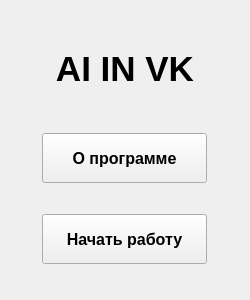
Above: form.ui from edfefegeger/AI_IN_VK before the change. Below: the same form after it.
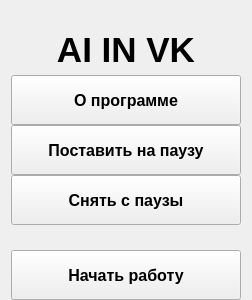
That is the form after the change.

Commit message: Открытие окна о программе ++ ++

Patch:
```diff
--- a/form.ui
+++ b/form.ui
@@ -18,8 +18,8 @@
   </property>
   <property name="maximumSize">
    <size>
-    <width>250</width>
-    <height>300</height>
+    <width>252</width>
+    <height>330</height>
    </size>
   </property>
   <property name="windowTitle">
@@ -29,13 +29,34 @@
    <item>
     <layout class="QVBoxLayout" name="verticalLayout_2">
      <property name="spacing">
-      <number>6</number>
+      <number>0</number>
+     </property>
+     <property name="sizeConstraint">
+      <enum>QLayout::SetDefaultConstraint</enum>
+     </property>
+     <property name="topMargin">
+      <number>0</number>
+     </property>
+     <property name="rightMargin">
+      <number>0</number>
      </property>
      <property name="bottomMargin">
-      <number>50</number>
+      <number>0</number>
      </property>
      <item>
       <widget class="QLabel" name="label">
+       <property name="minimumSize">
+        <size>
+         <width>0</width>
+         <height>50</height>
+        </size>
+       </property>
+       <property name="maximumSize">
+        <size>
+         <width>16777215</width>
+         <height>50</height>
+        </size>
+       </property>
        <property name="font">
         <font>
          <pointsize>26</pointsize>
@@ -47,18 +68,26 @@
        </property>
       </widget>
      </item>
+     <item>
+      <layout class="QVBoxLayout" name="verticalLayout_3">
+       <property name="spacing">
+        <number>0</number>
+       </property>
+       <property name="bottomMargin">
+        <number>0</number>
+       </property>
      <item alignment="Qt::AlignHCenter">
       <widget class="QPushButton" name="pushButton">
        <property name="minimumSize">
         <size>
-         <width>165</width>
+           <width>230</width>
          <height>50</height>
         </size>
        </property>
        <property name="maximumSize">
         <size>
-         <width>165</width>
-         <height>50</height>
+           <width>16777215</width>
+           <height>16777215</height>
         </size>
        </property>
        <property name="font">
@@ -73,7 +102,57 @@
       </widget>
      </item>
      <item alignment="Qt::AlignHCenter">
+        <widget class="QPushButton" name="pushButton_3">
+         <property name="minimumSize">
+          <size>
+           <width>230</width>
+           <height>50</height>
+          </size>
+         </property>
+         <property name="maximumSize">
+          <size>
+           <width>16777215</width>
+           <height>16777215</height>
+          </size>
+         </property>
+         <property name="font">
+          <font>
+           <pointsize>12</pointsize>
+           <bold>true</bold>
+          </font>
+         </property>
+         <property name="text">
+          <string>Поставить на паузу</string>
+         </property>
+        </widget>
+       </item>
+       <item>
+        <widget class="QPushButton" name="pushButton_4">
+         <property name="minimumSize">
+          <size>
+           <width>165</width>
+           <height>50</height>
+          </size>
+         </property>
+         <property name="font">
+          <font>
+           <pointsize>12</pointsize>
+           <bold>true</bold>
+          </font>
+         </property>
+         <property name="text">
+          <string>Снять с паузы</string>
+         </property>
+        </widget>
+       </item>
+       <item>
       <widget class="QPushButton" name="pushButton_2">
+         <property name="sizePolicy">
+          <sizepolicy hsizetype="Fixed" vsizetype="Fixed">
+           <horstretch>0</horstretch>
+           <verstretch>0</verstretch>
+          </sizepolicy>
+         </property>
        <property name="minimumSize">
         <size>
          <width>165</width>
@@ -96,6 +175,8 @@
         <string>Начать работу</string>
        </property>
       </widget>
+       </item>
+      </layout>
      </item>
     </layout>
    </item>
```
Lines whose indentation alone changed are shown as unchanged. The commit also changes 1 other file.
